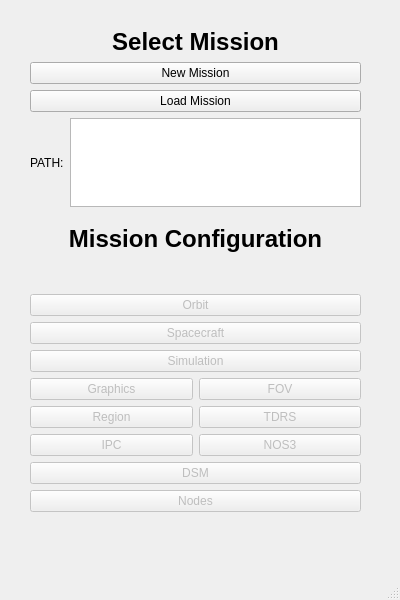
First picture: the form in dsm_gui/mainwindow.ui, repository pavelgalchenko/dsm_gui, before the edit.
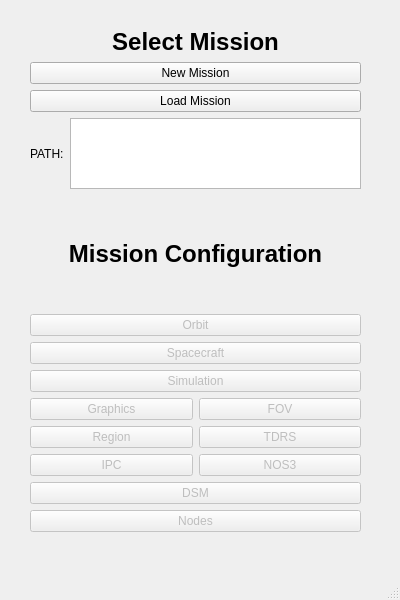
Second picture: the form after the edit.

Diff of the .ui file:
```diff
--- a/dsm_gui/mainwindow.ui
+++ b/dsm_gui/mainwindow.ui
@@ -38,7 +38,7 @@
       <x>30</x>
       <y>28</y>
       <width>331</width>
-      <height>179</height>
+      <height>161</height>
      </rect>
     </property>
     <layout class="QVBoxLayout" name="verticalLayout">
@@ -99,9 +99,9 @@
     <property name="geometry">
      <rect>
       <x>30</x>
-      <y>191</y>
+      <y>201</y>
       <width>331</width>
-      <height>321</height>
+      <height>331</height>
      </rect>
     </property>
     <layout class="QVBoxLayout" name="verticalLayout_2">
```
